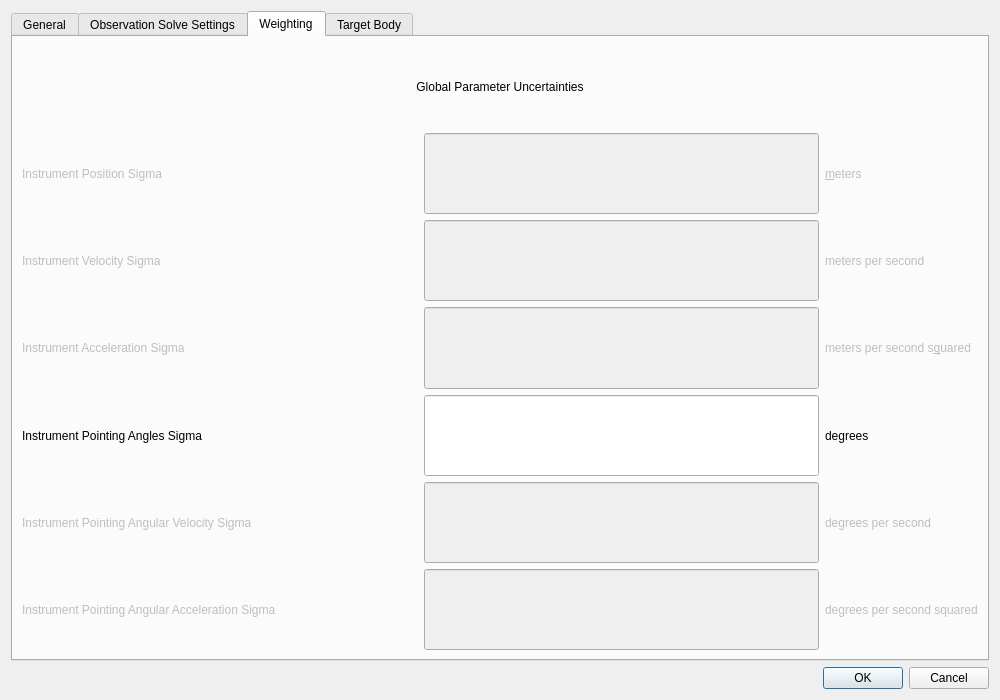
DOI-USGS/ISIS3, file isis/src/qisis/objs/JigsawSetupDialog/JigsawSetupDialog.ui: the form before one commit.
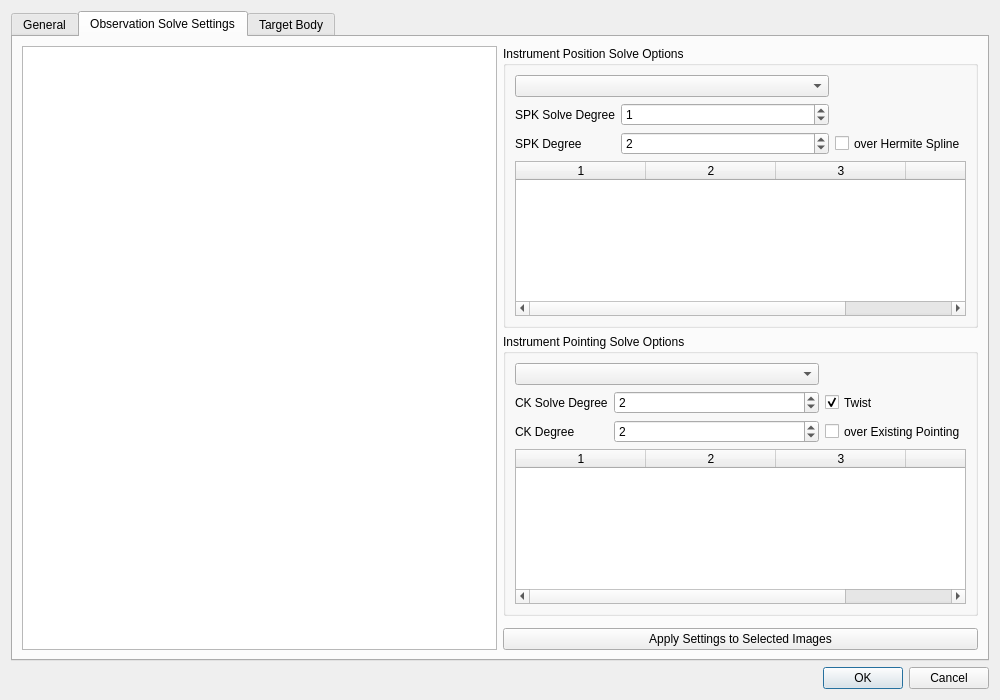
The form after the commit. The open tabs and pages were chosen to show the change. Icons and pictures are not drawn.

Commit message: Removed the weighting tab from JigsawSetupDialog

Diff of the .ui file:
```diff
--- a/isis/src/qisis/objs/JigsawSetupDialog/JigsawSetupDialog.ui
+++ b/isis/src/qisis/objs/JigsawSetupDialog/JigsawSetupDialog.ui
@@ -1531,336 +1531,6 @@
            </item>
           </layout>
          </widget>
-         <widget class="QWidget" name="weightingTab">
-          <attribute name="title">
-           <string>Weighting</string>
-          </attribute>
-          <layout class="QGridLayout" name="gridLayout_3">
-           <item row="0" column="0">
-            <layout class="QGridLayout" name="globalParameterUncertaintiesGridLayout">
-             <item row="3" column="0">
-              <widget class="QLabel" name="accelerationSigmaLabel">
-               <property name="enabled">
-                <bool>false</bool>
-               </property>
-               <property name="text">
-                <string>Instrument Acceleration Sigma</string>
-               </property>
-               <property name="buddy">
-                <cstring>accelerationSigmaLineEdit</cstring>
-               </property>
-              </widget>
-             </item>
-             <item row="5" column="1">
-              <widget class="QLineEdit" name="pointingAngularVelocitySigmaLineEdit">
-               <property name="enabled">
-                <bool>false</bool>
-               </property>
-               <property name="sizePolicy">
-                <sizepolicy hsizetype="Expanding" vsizetype="Preferred">
-                 <horstretch>0</horstretch>
-                 <verstretch>0</verstretch>
-                </sizepolicy>
-               </property>
-              </widget>
-             </item>
-             <item row="6" column="1">
-              <widget class="QLineEdit" name="pointingAngularAccelerationSigmaLineEdit">
-               <property name="enabled">
-                <bool>false</bool>
-               </property>
-               <property name="sizePolicy">
-                <sizepolicy hsizetype="Expanding" vsizetype="Preferred">
-                 <horstretch>0</horstretch>
-                 <verstretch>0</verstretch>
-                </sizepolicy>
-               </property>
-              </widget>
-             </item>
-             <item row="1" column="2">
-              <widget class="QLabel" name="positionSigmaUnitsLabel">
-               <property name="enabled">
-                <bool>false</bool>
-               </property>
-               <property name="sizePolicy">
-                <sizepolicy hsizetype="Maximum" vsizetype="Preferred">
-                 <horstretch>0</horstretch>
-                 <verstretch>0</verstretch>
-                </sizepolicy>
-               </property>
-               <property name="maximumSize">
-                <size>
-                 <width>49</width>
-                 <height>16777215</height>
-                </size>
-               </property>
-               <property name="text">
-                <string>&amp;meters</string>
-               </property>
-               <property name="buddy">
-                <cstring>positionSigmaLineEdit</cstring>
-               </property>
-              </widget>
-             </item>
-             <item row="2" column="1">
-              <widget class="QLineEdit" name="velocitySigmaLineEdit">
-               <property name="enabled">
-                <bool>false</bool>
-               </property>
-               <property name="sizePolicy">
-                <sizepolicy hsizetype="Expanding" vsizetype="Preferred">
-                 <horstretch>0</horstretch>
-                 <verstretch>0</verstretch>
-                </sizepolicy>
-               </property>
-              </widget>
-             </item>
-             <item row="6" column="2">
-              <widget class="QLabel" name="pointingAngularAccelerationSigmaUnitsLabel">
-               <property name="enabled">
-                <bool>false</bool>
-               </property>
-               <property name="sizePolicy">
-                <sizepolicy hsizetype="Maximum" vsizetype="Preferred">
-                 <horstretch>0</horstretch>
-                 <verstretch>0</verstretch>
-                </sizepolicy>
-               </property>
-               <property name="maximumSize">
-                <size>
-                 <width>202</width>
-                 <height>16777215</height>
-                </size>
-               </property>
-               <property name="text">
-                <string>degrees per second squared</string>
-               </property>
-               <property name="buddy">
-                <cstring>pointingAngularAccelerationSigmaLineEdit</cstring>
-               </property>
-              </widget>
-             </item>
-             <item row="1" column="0">
-              <widget class="QLabel" name="positionSigmaLabel">
-               <property name="enabled">
-                <bool>false</bool>
-               </property>
-               <property name="text">
-                <string>Instrument Position Sigma</string>
-               </property>
-               <property name="buddy">
-                <cstring>positionSigmaLineEdit</cstring>
-               </property>
-              </widget>
-             </item>
-             <item row="2" column="2">
-              <widget class="QLabel" name="velocitySigmaUnitsLabel">
-               <property name="enabled">
-                <bool>false</bool>
-               </property>
-               <property name="sizePolicy">
-                <sizepolicy hsizetype="Maximum" vsizetype="Preferred">
-                 <horstretch>0</horstretch>
-                 <verstretch>0</verstretch>
-                </sizepolicy>
-               </property>
-               <property name="maximumSize">
-                <size>
-                 <width>132</width>
-                 <height>16777215</height>
-                </size>
-               </property>
-               <property name="text">
-                <string>meters per second</string>
-               </property>
-               <property name="buddy">
-                <cstring>velocitySigmaLineEdit</cstring>
-               </property>
-              </widget>
-             </item>
-             <item row="4" column="2">
-              <widget class="QLabel" name="pointingAnglesSigmaUnitsLabel">
-               <property name="sizePolicy">
-                <sizepolicy hsizetype="Maximum" vsizetype="Preferred">
-                 <horstretch>0</horstretch>
-                 <verstretch>0</verstretch>
-                </sizepolicy>
-               </property>
-               <property name="maximumSize">
-                <size>
-                 <width>58</width>
-                 <height>16777215</height>
-                </size>
-               </property>
-               <property name="text">
-                <string>degrees</string>
-               </property>
-               <property name="buddy">
-                <cstring>pointingAnglesSigmaLineEdit</cstring>
-               </property>
-              </widget>
-             </item>
-             <item row="1" column="1">
-              <widget class="QLineEdit" name="positionSigmaLineEdit">
-               <property name="enabled">
-                <bool>false</bool>
-               </property>
-               <property name="sizePolicy">
-                <sizepolicy hsizetype="Expanding" vsizetype="Preferred">
-                 <horstretch>0</horstretch>
-                 <verstretch>0</verstretch>
-                </sizepolicy>
-               </property>
-              </widget>
-             </item>
-             <item row="3" column="1">
-              <widget class="QLineEdit" name="accelerationSigmaLineEdit">
-               <property name="enabled">
-                <bool>false</bool>
-               </property>
-               <property name="sizePolicy">
-                <sizepolicy hsizetype="Expanding" vsizetype="Preferred">
-                 <horstretch>0</horstretch>
-                 <verstretch>0</verstretch>
-                </sizepolicy>
-               </property>
-              </widget>
-             </item>
-             <item row="4" column="1">
-              <widget class="QLineEdit" name="pointingAnglesSigmaLineEdit">
-               <property name="sizePolicy">
-                <sizepolicy hsizetype="Expanding" vsizetype="Preferred">
-                 <horstretch>0</horstretch>
-                 <verstretch>0</verstretch>
-                </sizepolicy>
-               </property>
-              </widget>
-             </item>
-             <item row="5" column="0">
-              <widget class="QLabel" name="pointingAngularVelocitySigmaLabel">
-               <property name="enabled">
-                <bool>false</bool>
-               </property>
-               <property name="text">
-                <string>Instrument Pointing Angular Velocity Sigma</string>
-               </property>
-               <property name="buddy">
-                <cstring>pointingAngularVelocitySigmaLineEdit</cstring>
-               </property>
-              </widget>
-             </item>
-             <item row="4" column="0">
-              <widget class="QLabel" name="pointingAnglesSigmaLabel">
-               <property name="text">
-                <string>Instrument Pointing Angles Sigma</string>
-               </property>
-               <property name="buddy">
-                <cstring>pointingAnglesSigmaLineEdit</cstring>
-               </property>
-              </widget>
-             </item>
-             <item row="2" column="0">
-              <widget class="QLabel" name="velocitySigmaLabel">
-               <property name="enabled">
-                <bool>false</bool>
-               </property>
-               <property name="text">
-                <string>Instrument Velocity Sigma</string>
-               </property>
-               <property name="buddy">
-                <cstring>velocitySigmaLineEdit</cstring>
-               </property>
-              </widget>
-             </item>
-             <item row="6" column="0">
-              <widget class="QLabel" name="pointingAngularAccelerationSigmaLabel">
-               <property name="enabled">
-                <bool>false</bool>
-               </property>
-               <property name="sizePolicy">
-                <sizepolicy hsizetype="MinimumExpanding" vsizetype="Preferred">
-                 <horstretch>0</horstretch>
-                 <verstretch>0</verstretch>
-                </sizepolicy>
-               </property>
-               <property name="minimumSize">
-                <size>
-                 <width>326</width>
-                 <height>0</height>
-                </size>
-               </property>
-               <property name="text">
-                <string>Instrument Pointing Angular Acceleration Sigma</string>
-               </property>
-               <property name="buddy">
-                <cstring>pointingAngularAccelerationSigmaLineEdit</cstring>
-               </property>
-              </widget>
-             </item>
-             <item row="5" column="2">
-              <widget class="QLabel" name="pointingAngularVelocitySigmaUnitsLabel">
-               <property name="enabled">
-                <bool>false</bool>
-               </property>
-               <property name="sizePolicy">
-                <sizepolicy hsizetype="Maximum" vsizetype="Preferred">
-                 <horstretch>0</horstretch>
-                 <verstretch>0</verstretch>
-                </sizepolicy>
-               </property>
-               <property name="maximumSize">
-                <size>
-                 <width>141</width>
-                 <height>16777215</height>
-                </size>
-               </property>
-               <property name="text">
-                <string>degrees per second</string>
-               </property>
-               <property name="buddy">
-                <cstring>pointingAngularVelocitySigmaLineEdit</cstring>
-               </property>
-              </widget>
-             </item>
-             <item row="0" column="0" colspan="3">
-              <widget class="QLabel" name="globalParameterUncertaintiesLabel">
-               <property name="text">
-                <string>Global Parameter Uncertainties</string>
-               </property>
-               <property name="alignment">
-                <set>Qt::AlignCenter</set>
-               </property>
-              </widget>
-             </item>
-             <item row="3" column="2">
-              <widget class="QLabel" name="accelerationSigmaUnitsLabel">
-               <property name="enabled">
-                <bool>false</bool>
-               </property>
-               <property name="sizePolicy">
-                <sizepolicy hsizetype="Maximum" vsizetype="Preferred">
-                 <horstretch>0</horstretch>
-                 <verstretch>0</verstretch>
-                </sizepolicy>
-               </property>
-               <property name="maximumSize">
-                <size>
-                 <width>193</width>
-                 <height>16777215</height>
-                </size>
-               </property>
-               <property name="text">
-                <string>meters per second s&amp;quared</string>
-               </property>
-               <property name="buddy">
-                <cstring>accelerationSigmaLineEdit</cstring>
-               </property>
-              </widget>
-             </item>
-            </layout>
-           </item>
-          </layout>
-         </widget>
          <widget class="QWidget" name="targetBodyTab">
           <attribute name="title">
            <string>Target Body</string>
```
The commit also changes 2 other files.
